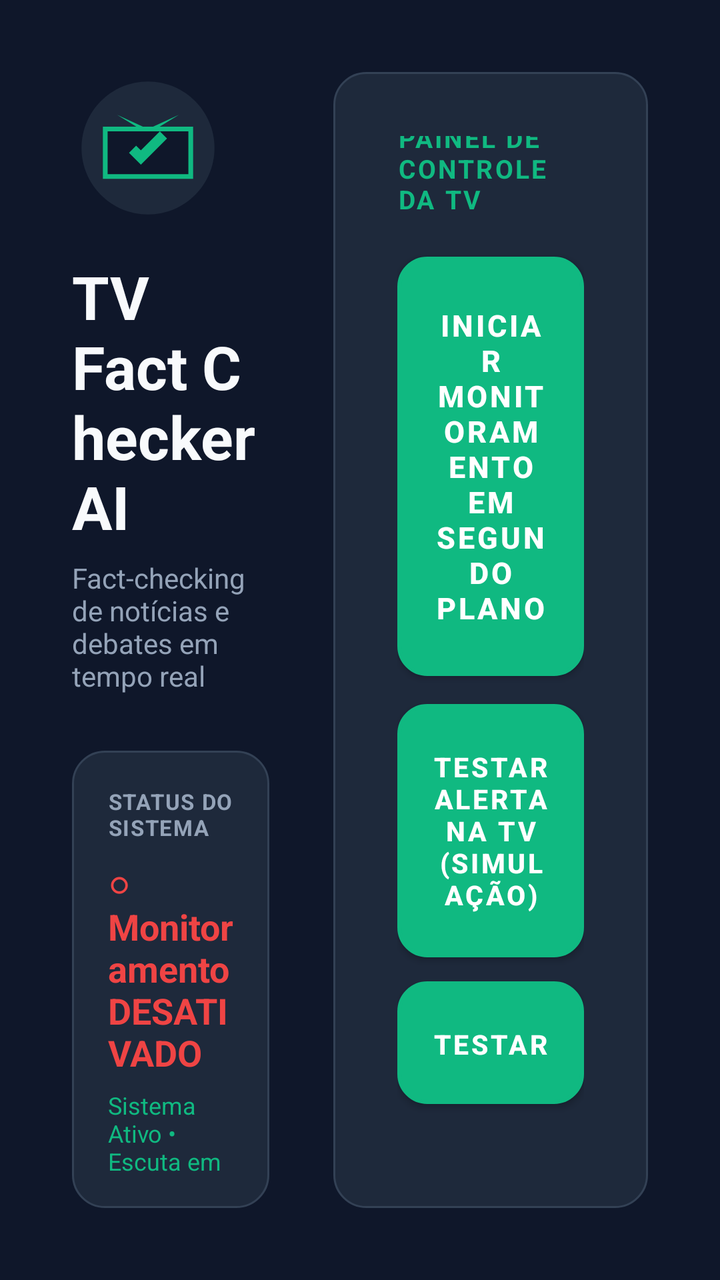
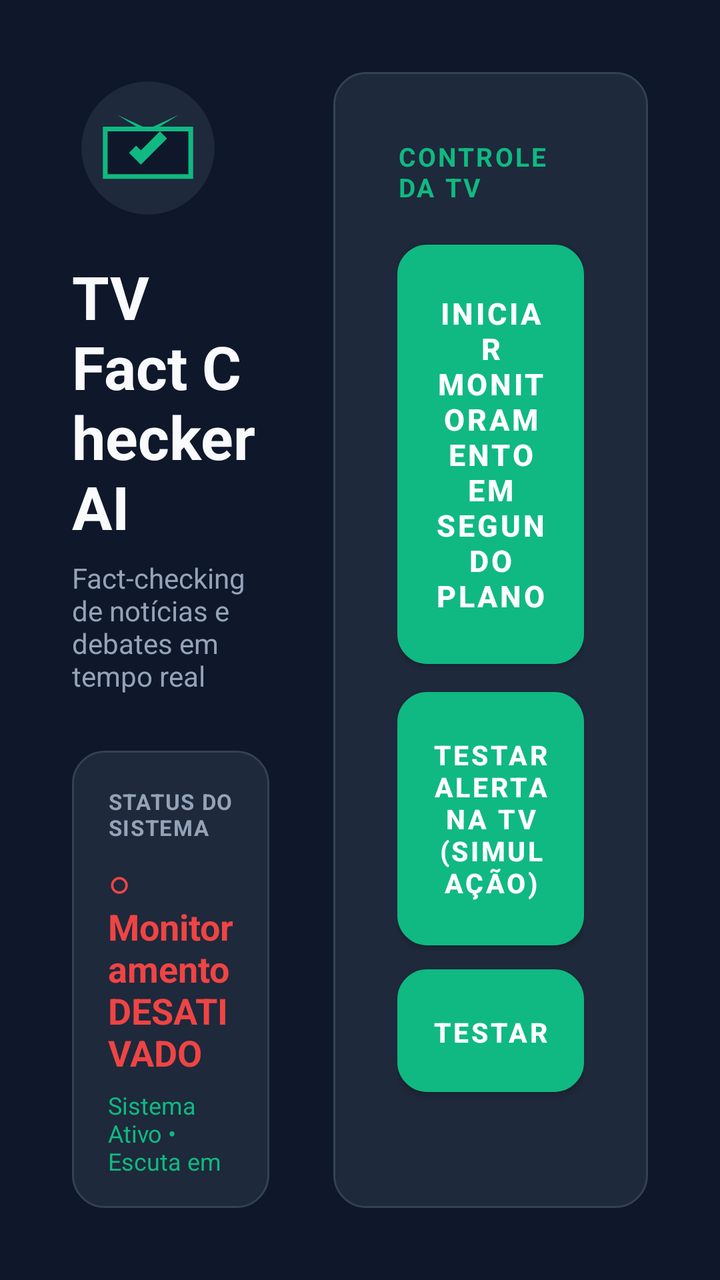

An Android layout rendered at two revisions. The XML below is the earlier revision; the diff shows what the commit changed to produce the second picture.
<!-- AndroidManifest.xml: application theme Theme.TVFactChecker -->
<!-- res/layout/activity_main.xml -->
<?xml version="1.0" encoding="utf-8"?>
<LinearLayout xmlns:android="http://schemas.android.com/apk/res/android"
    android:layout_width="match_parent"
    android:layout_height="match_parent"
    android:orientation="horizontal"
    android:background="@color/background_tv"
    android:padding="36dp"
    android:baselineAligned="false">

    
    <LinearLayout
        android:layout_width="0dp"
        android:layout_height="match_parent"
        android:layout_weight="1"
        android:orientation="vertical"
        android:gravity="center_vertical"
        android:paddingEnd="32dp">

        <ImageView
            android:layout_width="76dp"
            android:layout_height="76dp"
            android:src="@drawable/ic_factcheck_logo"
            android:contentDescription="@string/app_name"
            android:layout_marginBottom="16dp" />

        <TextView
            android:layout_width="wrap_content"
            android:layout_height="wrap_content"
            android:text="@string/app_name"
            android:textColor="@color/text_primary"
            android:textSize="30sp"
            android:textStyle="bold" />

        <TextView
            android:layout_width="wrap_content"
            android:layout_height="wrap_content"
            android:text="@string/app_tagline"
            android:textColor="@color/text_secondary"
            android:textSize="14sp"
            android:layout_marginTop="6dp" />

        
        <LinearLayout
            android:layout_width="match_parent"
            android:layout_height="wrap_content"
            android:orientation="vertical"
            android:background="@drawable/bg_card_tv"
            android:padding="18dp"
            android:layout_marginTop="28dp">

            <TextView
                android:layout_width="wrap_content"
                android:layout_height="wrap_content"
                android:text="STATUS DO SISTEMA"
                android:textColor="@color/text_secondary"
                android:textSize="11sp"
                android:textStyle="bold"
                android:letterSpacing="0.05" />

            <TextView
                android:id="@+id/tvStatus"
                android:layout_width="wrap_content"
                android:layout_height="wrap_content"
                android:text="@string/status_service_stopped"
                android:textColor="@color/accent_red"
                android:textSize="18sp"
                android:textStyle="bold"
                android:layout_marginTop="8dp" />

            <TextView
                android:id="@+id/tvStats"
                android:layout_width="wrap_content"
                android:layout_height="wrap_content"
                android:text="Sistema Ativo • Escuta em Português (pt-BR)"
                android:textColor="@color/primary"
                android:textSize="12sp"
                android:layout_marginTop="6dp" />
        </LinearLayout>

    </LinearLayout>

    
    <LinearLayout
        android:layout_width="0dp"
        android:layout_height="match_parent"
        android:layout_weight="1.2"
        android:orientation="vertical"
        android:gravity="center_vertical"
        android:background="@drawable/bg_card_tv"
        android:padding="32dp">

        <TextView
            android:layout_width="wrap_content"
            android:layout_height="wrap_content"
            android:text="PAINEL DE CONTROLE DA TV"
            android:textColor="@color/primary"
            android:textSize="13sp"
            android:textStyle="bold"
            android:letterSpacing="0.08"
            android:layout_marginBottom="20dp" />

        
        <Button
            android:id="@+id/btnToggleService"
            android:layout_width="match_parent"
            android:layout_height="wrap_content"
            android:text="@string/btn_start_service"
            android:textColor="#FFFFFF"
            android:background="@drawable/bg_button_selector"
            android:padding="18dp"
            android:textStyle="bold"
            android:textSize="15sp"
            android:layout_marginBottom="14dp"
            android:focusable="true"
            android:focusableInTouchMode="true"
            android:nextFocusDown="@id/btnTestOverlay" />

        
        <Button
            android:id="@+id/btnTestOverlay"
            android:layout_width="match_parent"
            android:layout_height="wrap_content"
            android:text="@string/btn_test_overlay"
            android:textColor="#FFFFFF"
            android:background="@drawable/bg_button_selector"
            android:padding="16dp"
            android:textStyle="bold"
            android:textSize="13.5sp"
            android:layout_marginBottom="12dp"
            android:focusable="true"
            android:focusableInTouchMode="true"
            android:nextFocusUp="@id/btnToggleService"
            android:nextFocusDown="@id/btnTestPolitical" />

        
        <Button
            android:id="@+id/btnTestPolitical"
            android:layout_width="match_parent"
            android:layout_height="wrap_content"
            android:text="Testar: Debate Político (Lula x Flávio Bolsonaro)"
            android:textColor="#FFFFFF"
            android:background="@drawable/bg_button_selector"
            android:padding="16dp"
            android:textStyle="bold"
            android:textSize="13.5sp"
            android:layout_marginBottom="12dp"
            android:focusable="true"
            android:focusableInTouchMode="true"
            android:nextFocusUp="@id/btnTestOverlay"
            android:nextFocusDown="@id/btnGrantOverlay" />

        
        <Button
            android:id="@+id/btnGrantOverlay"
            android:layout_width="match_parent"
            android:layout_height="wrap_content"
            android:text="@string/btn_permission_overlay"
            android:textColor="#FFFFFF"
            android:background="@drawable/bg_button_selector"
            android:padding="16dp"
            android:textStyle="bold"
            android:textSize="13sp"
            android:focusable="true"
            android:focusableInTouchMode="true"
            android:nextFocusUp="@id/btnTestPolitical" />

        <TextView
            android:layout_width="match_parent"
            android:layout_height="wrap_content"
            android:text="Dica: Use as setas do controle remoto para navegar. O botão selecionado ficará iluminado em verde com contorno branco."
            android:textColor="@color/text_secondary"
            android:textSize="11sp"
            android:layout_marginTop="16dp" />

    </LinearLayout>

</LinearLayout>
<!-- resources referenced by this layout -->
<resources>
  <color name="accent_red">#EF4444</color>
  <color name="background_tv">#0F172A</color>
  <color name="primary">#10B981</color>
  <color name="text_primary">#F8FAFC</color>
  <color name="text_secondary">#94A3B8</color>
  <!-- drawable bg_button_selector (drawable) -->
  <?xml version="1.0" encoding="utf-8"?>
  <selector xmlns:android="http://schemas.android.com/apk/res/android">
      
      <item android:state_focused="true">
          <shape android:shape="rectangle">
              <solid android:color="#10B981" />
              <corners android:radius="14dp" />
              <stroke android:width="4dp" android:color="#FFFFFF" />
          </shape>
      </item>
      
      <item android:state_pressed="true">
          <shape android:shape="rectangle">
              <solid android:color="#059669" />
              <corners android:radius="14dp" />
              <stroke android:width="2dp" android:color="#10B981" />
          </shape>
      </item>
      
      <item>
          <shape android:shape="rectangle">
              <solid android:color="#1E293B" />
              <corners android:radius="14dp" />
              <stroke android:width="2dp" android:color="#334155" />
          </shape>
      </item>
  </selector>
  <!-- drawable bg_card_tv (drawable) -->
  <?xml version="1.0" encoding="utf-8"?>
  <shape xmlns:android="http://schemas.android.com/apk/res/android"
      android:shape="rectangle">
      <solid android:color="@color/surface_tv" />
      <corners android:radius="16dp" />
      <stroke android:width="1dp" android:color="#334155" />
  </shape>
  <!-- drawable ic_factcheck_logo (drawable) -->
  <vector xmlns:android="http://schemas.android.com/apk/res/android"
      android:width="128dp"
      android:height="128dp"
      android:viewportWidth="128"
      android:viewportHeight="128">
      
      <path
          android:fillColor="#1E293B"
          android:pathData="M64,8 C94.928,8 120,33.072 120,64 C120,94.928 94.928,120 64,120 C33.072,120 8,94.928 8,64 C8,33.072 33.072,8 64,8 Z" />
      
      <path
          android:fillColor="#10B981"
          android:pathData="M38,36 L64,52 L90,36 L64,48 Z" />
      
      <path
          android:fillColor="#0F172A"
          android:strokeColor="#10B981"
          android:strokeWidth="4"
          android:pathData="M28,48 H100 V88 H28 Z" />
      
      <path
          android:fillColor="#10B981"
          android:pathData="M48,68 L58,78 L80,56 L74,50 L58,66 L54,62 Z" />
  </vector>
  <string name="app_name">TV Fact Checker AI</string>
  <string name="app_tagline">Fact-checking de notícias e debates em tempo real</string>
  <string name="btn_permission_overlay">Conceder Permissão de Sobreposição</string>
  <string name="btn_start_service">Iniciar Monitoramento em Segundo Plano</string>
  <string name="btn_test_overlay">Testar Alerta na TV (Simulação)</string>
  <string name="status_service_stopped">○ Monitoramento DESATIVADO</string>
  <style name="Theme.TVFactChecker" parent="Theme.MaterialComponents.NoActionBar">
          <item name="colorPrimary">@color/primary</item>
          <item name="colorPrimaryVariant">@color/primary_variant</item>
          <item name="colorSecondary">@color/secondary</item>
          <item name="android:windowBackground">@color/background_tv</item>
          <item name="android:textColorPrimary">@color/text_primary</item>
          <item name="android:textColorSecondary">@color/text_secondary</item>
      </style>
  <color name="surface_tv">#1E293B</color>
  <color name="primary_variant">#059669</color>
  <color name="secondary">#06B6D4</color>
</resources>

<!-- the commit's change to res/layout/activity_main.xml (unified diff, before → after) -->
@@ -147,6 +147,23 @@
             android:focusable="true"
             android:focusableInTouchMode="true"
             android:nextFocusUp="@id/btnTestOverlay"
+            android:nextFocusDown="@id/btnCaptureManchete" />
+
+        
+        <Button
+            android:id="@+id/btnCaptureManchete"
+            android:layout_width="match_parent"
+            android:layout_height="wrap_content"
+            android:text="📺 Capturar e Checar Manchete da TV"
+            android:textColor="#FFFFFF"
+            android:background="@drawable/bg_button_selector"
+            android:padding="16dp"
+            android:textStyle="bold"
+            android:textSize="13.5sp"
+            android:layout_marginBottom="12dp"
+            android:focusable="true"
+            android:focusableInTouchMode="true"
+            android:nextFocusUp="@id/btnTestPolitical"
             android:nextFocusDown="@id/btnGrantOverlay" />
 
         
@@ -162,7 +179,7 @@
             android:textSize="13sp"
             android:focusable="true"
             android:focusableInTouchMode="true"
-            android:nextFocusUp="@id/btnTestPolitical" />
+            android:nextFocusUp="@id/btnCaptureManchete" />
 
         <TextView
             android:layout_width="match_parent"
